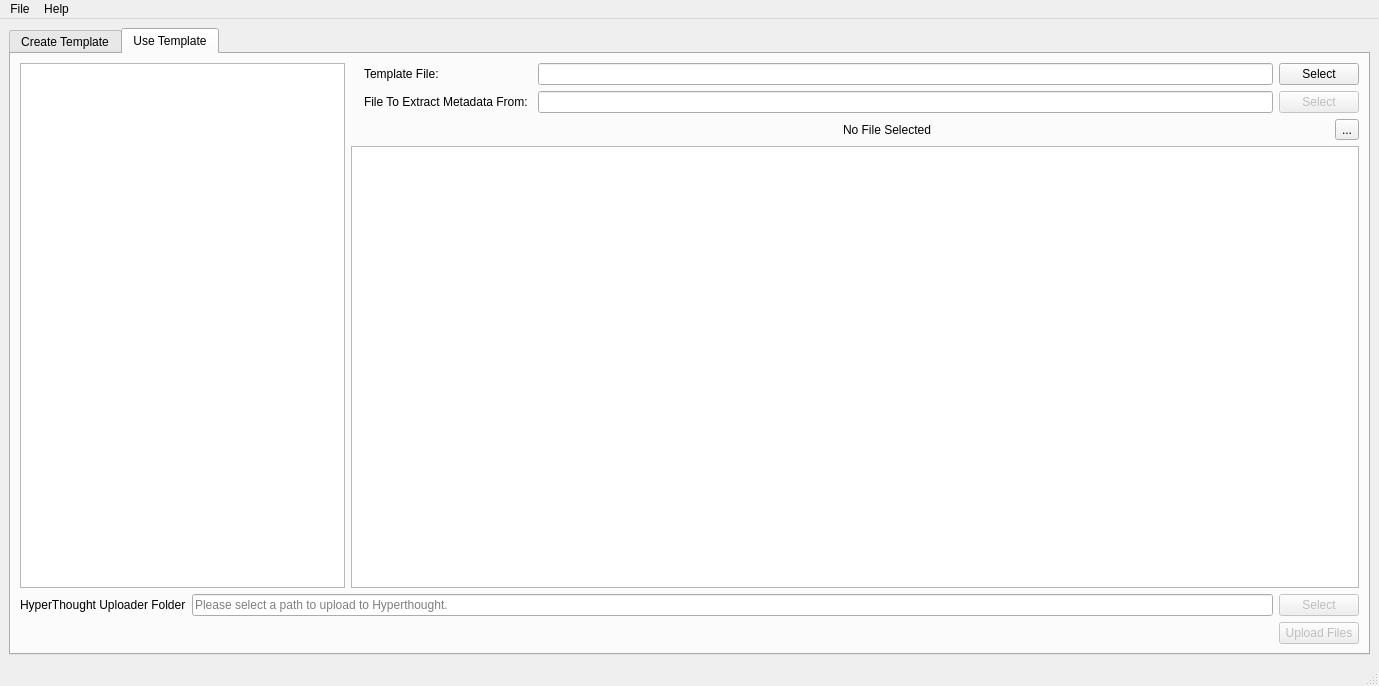
First picture: the form in mainwindow.ui, repository BlueQuartzSoftware/MetaForge, before the edit.
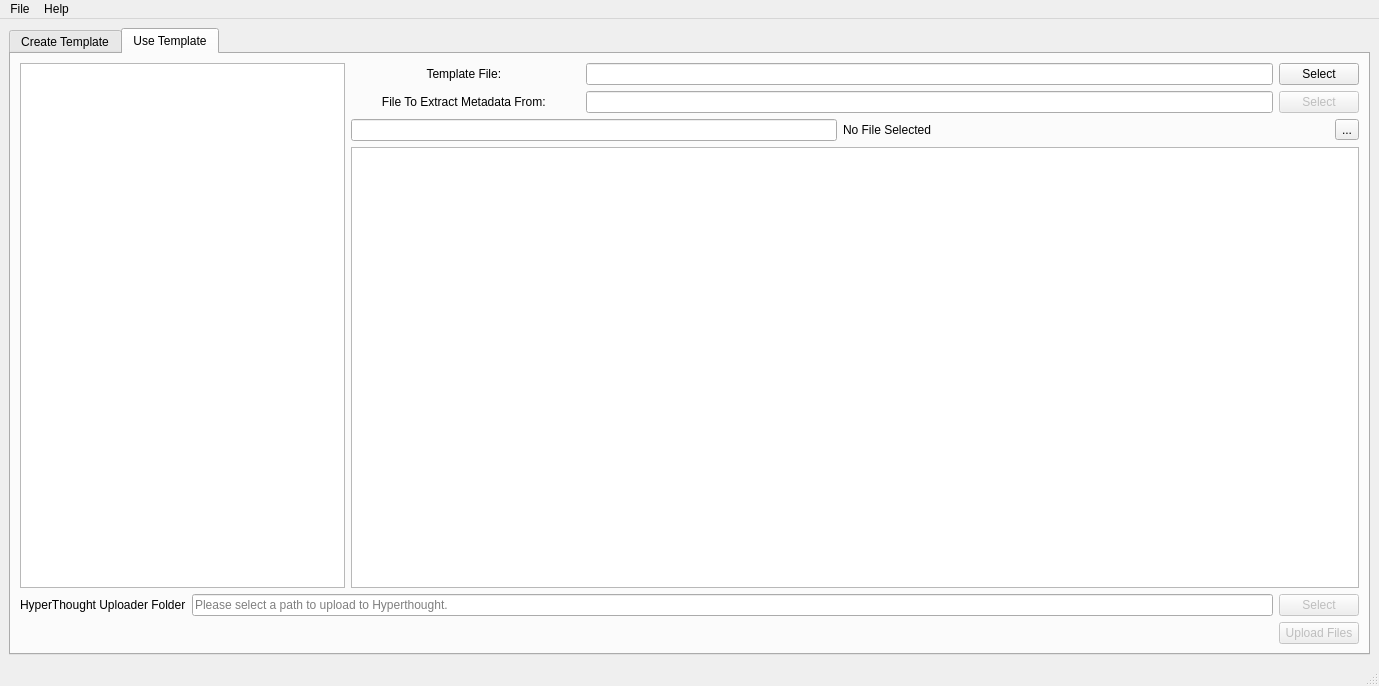
Second picture: the form after the edit. The open tabs and pages were chosen to show the change.

Commit message: got rid of type and shifted other columns over in the createtablemodel created a search bar for the use table model got rid of editable stopping users from editing values

The edit to the form file:
```diff
--- a/mainwindow.ui
+++ b/mainwindow.ui
@@ -21,10 +21,10 @@
   </property>
   <widget class="QWidget" name="centralwidget">
    <layout class="QGridLayout" name="gridLayout_4">
-    <item row="1" column="1">
+    <item row="0" column="1">
      <widget class="QTabWidget" name="TabWidget">
       <property name="currentIndex">
-       <number>0</number>
+       <number>1</number>
       </property>
       <widget class="QWidget" name="CreateTemplateTab">
        <attribute name="title">
@@ -90,7 +90,7 @@
             <item>
              <widget class="QComboBox" name="fileParserCombo">
               <property name="currentText">
-               <string>ANG Parser</string>
+               <string>CTF Parser</string>
               </property>
               <item>
                <property name="text">
@@ -278,59 +278,149 @@
         <string>Use Template</string>
        </attribute>
        <layout class="QGridLayout" name="gridLayout_3">
-        <item row="0" column="1">
-         <layout class="QHBoxLayout" name="horizontalLayout_5">
+        <item row="0" column="0">
+         <layout class="QHBoxLayout" name="horizontalLayout_13">
           <item>
-           <widget class="QLabel" name="label_4">
-            <property name="text">
-             <string/>
+           <widget class="QListView" name="useTemplateListView">
+            <property name="sizePolicy">
+             <sizepolicy hsizetype="Preferred" vsizetype="Expanding">
+              <horstretch>0</horstretch>
+              <verstretch>0</verstretch>
+             </sizepolicy>
+            </property>
+            <property name="minimumSize">
+             <size>
+              <width>325</width>
+              <height>0</height>
+             </size>
+            </property>
+            <property name="alternatingRowColors">
+             <bool>true</bool>
             </property>
            </widget>
           </item>
           <item>
-           <layout class="QGridLayout" name="gridLayout_2">
-            <item row="1" column="1">
-             <widget class="QLineEdit" name="otherDataFileLineEdit"/>
+           <layout class="QVBoxLayout" name="verticalLayout">
+            <item>
+             <layout class="QHBoxLayout" name="horizontalLayout_5">
+              <item>
+               <widget class="QLabel" name="hyperthoughtTemplateLabel">
+                <property name="sizePolicy">
+                 <sizepolicy hsizetype="Preferred" vsizetype="Preferred">
+                  <horstretch>1</horstretch>
+                  <verstretch>0</verstretch>
+                 </sizepolicy>
+                </property>
+                <property name="text">
+                 <string>Template File: </string>
+                </property>
+                <property name="alignment">
+                 <set>Qt::AlignCenter</set>
+                </property>
+               </widget>
+              </item>
+              <item>
+               <widget class="QLineEdit" name="hyperthoughtTemplateLineEdit">
+                <property name="sizePolicy">
+                 <sizepolicy hsizetype="Preferred" vsizetype="Fixed">
+                  <horstretch>3</horstretch>
+                  <verstretch>0</verstretch>
+                 </sizepolicy>
+                </property>
+               </widget>
+              </item>
+              <item>
+               <widget class="QPushButton" name="hyperthoughtTemplateSelect">
+                <property name="text">
+                 <string>Select</string>
+                </property>
+               </widget>
+              </item>
+             </layout>
             </item>
-            <item row="0" column="1">
-             <widget class="QLineEdit" name="hyperthoughtTemplateLineEdit"/>
+            <item>
+             <layout class="QHBoxLayout" name="horizontalLayout_6">
+              <item>
+               <widget class="QLabel" name="label_6">
+                <property name="sizePolicy">
+                 <sizepolicy hsizetype="Preferred" vsizetype="Preferred">
+                  <horstretch>1</horstretch>
+                  <verstretch>0</verstretch>
+                 </sizepolicy>
+                </property>
+                <property name="text">
+                 <string>File To Extract Metadata From: </string>
+                </property>
+                <property name="alignment">
+                 <set>Qt::AlignCenter</set>
+                </property>
+               </widget>
+              </item>
+              <item>
+               <widget class="QLineEdit" name="otherDataFileLineEdit">
+                <property name="sizePolicy">
+                 <sizepolicy hsizetype="Preferred" vsizetype="Fixed">
+                  <horstretch>3</horstretch>
+                  <verstretch>0</verstretch>
+                 </sizepolicy>
+                </property>
+               </widget>
+              </item>
+              <item>
+               <widget class="QPushButton" name="otherDataFileSelect">
+                <property name="enabled">
+                 <bool>false</bool>
+                </property>
+                <property name="text">
+                 <string>Select</string>
+                </property>
+               </widget>
+              </item>
+             </layout>
             </item>
-            <item row="0" column="2">
-             <widget class="QPushButton" name="hyperthoughtTemplateSelect">
-              <property name="text">
-               <string>Select</string>
-              </property>
-             </widget>
+            <item>
+             <layout class="QHBoxLayout" name="horizontalLayout_12">
+              <item>
+               <widget class="QLineEdit" name="lineEdit">
+                <property name="sizePolicy">
+                 <sizepolicy hsizetype="Preferred" vsizetype="Fixed">
+                  <horstretch>0</horstretch>
+                  <verstretch>0</verstretch>
+                 </sizepolicy>
+                </property>
+               </widget>
+              </item>
+              <item>
+               <widget class="QLabel" name="displayedFileLabel">
+                <property name="text">
+                 <string>No File Selected</string>
+                </property>
+               </widget>
+              </item>
+              <item>
+               <widget class="QToolButton" name="appendUseTableRowButton">
+                <property name="text">
+                 <string>...</string>
+                </property>
+               </widget>
+              </item>
+             </layout>
             </item>
-            <item row="1" column="2">
-             <widget class="QPushButton" name="otherDataFileSelect">
-              <property name="enabled">
-               <bool>false</bool>
+            <item>
+             <widget class="QTableView" name="useTemplateTableView">
+              <property name="alternatingRowColors">
+               <bool>true</bool>
               </property>
-              <property name="text">
-               <string>Select</string>
-              </property>
-             </widget>
-            </item>
-            <item row="0" column="0">
-             <widget class="QLabel" name="hyperthoughtTemplateLabel">
-              <property name="text">
-               <string>Template File: </string>
-              </property>
-             </widget>
-            </item>
-            <item row="1" column="0">
-             <widget class="QLabel" name="label_6">
-              <property name="text">
-               <string>File To Extract Metadata From: </string>
-              </property>
+              <attribute name="horizontalHeaderStretchLastSection">
+               <bool>true</bool>
+              </attribute>
              </widget>
             </item>
            </layout>
           </item>
          </layout>
         </item>
-        <item row="3" column="0" colspan="2">
+        <item row="1" column="0">
          <layout class="QHBoxLayout" name="horizontalLayout_7">
           <item>
            <widget class="QLabel" name="label_3">
@@ -361,9 +451,9 @@
           </item>
          </layout>
         </item>
-        <item row="4" column="0" colspan="2">
-         <layout class="QHBoxLayout" name="horizontalLayout_8">
-          <item>
+        <item row="2" column="0">
+         <layout class="QGridLayout" name="gridLayout_2">
+          <item row="0" column="0">
            <spacer name="horizontalSpacer_3">
             <property name="orientation">
              <enum>Qt::Horizontal</enum>
@@ -376,7 +466,7 @@
             </property>
            </spacer>
           </item>
-          <item>
+          <item row="0" column="1">
            <widget class="QPushButton" name="hyperthoughtUploadButton">
             <property name="enabled">
              <bool>false</bool>
@@ -388,60 +478,6 @@
           </item>
          </layout>
         </item>
-        <item row="0" column="0" rowspan="3">
-         <widget class="QListView" name="useTemplateListView">
-          <property name="sizePolicy">
-           <sizepolicy hsizetype="Preferred" vsizetype="Expanding">
-            <horstretch>0</horstretch>
-            <verstretch>0</verstretch>
-           </sizepolicy>
-          </property>
-          <property name="minimumSize">
-           <size>
-            <width>325</width>
-            <height>0</height>
-           </size>
-          </property>
-          <property name="alternatingRowColors">
-           <bool>true</bool>
-          </property>
-         </widget>
-        </item>
-        <item row="1" column="1">
-         <layout class="QHBoxLayout" name="horizontalLayout_6">
-          <item>
-           <widget class="QLabel" name="label_5">
-            <property name="text">
-             <string/>
-            </property>
-           </widget>
-          </item>
-          <item>
-           <widget class="QLabel" name="displayedFileLabel">
-            <property name="text">
-             <string>No File Selected</string>
-            </property>
-           </widget>
-          </item>
-          <item>
-           <widget class="QToolButton" name="appendUseTableRowButton">
-            <property name="text">
-             <string>...</string>
-            </property>
-           </widget>
-          </item>
-         </layout>
-        </item>
-        <item row="2" column="1">
-         <widget class="QTableView" name="useTemplateTableView">
-          <property name="alternatingRowColors">
-           <bool>true</bool>
-          </property>
-          <attribute name="horizontalHeaderStretchLastSection">
-           <bool>true</bool>
-          </attribute>
-         </widget>
-        </item>
        </layout>
       </widget>
      </widget>
```
The commit also changes 4 other files.
